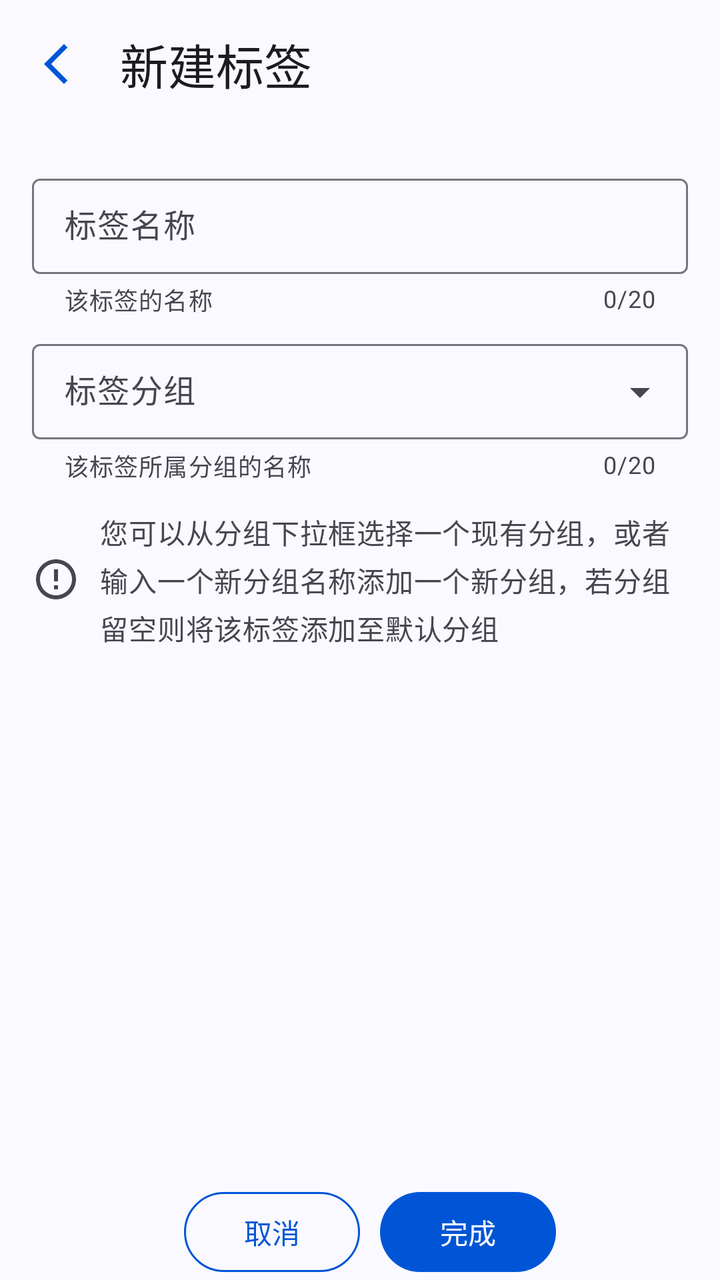
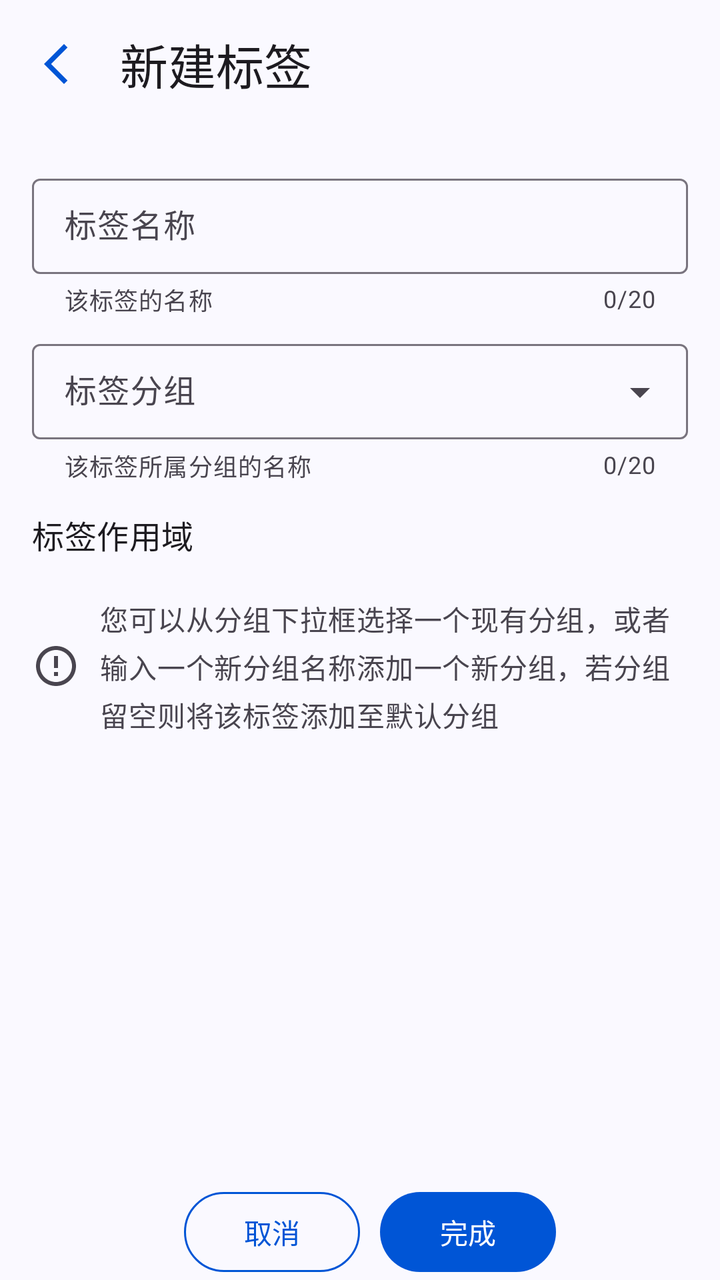

An Android layout rendered at two revisions. The XML below is the earlier revision; the diff shows what the commit changed to produce the second picture.
<!-- AndroidManifest.xml: application theme Theme.ManagerAssistant.Static -->
<!-- res/layout/activity_tag_add_modify.xml -->
<?xml version="1.0" encoding="utf-8"?>
<androidx.constraintlayout.widget.ConstraintLayout xmlns:android="http://schemas.android.com/apk/res/android"
    xmlns:app="http://schemas.android.com/apk/res-auto"
    xmlns:tools="http://schemas.android.com/tools"
    style="@style/CommonPageStyle"
    android:layout_width="match_parent"
    android:layout_height="match_parent"
    tools:context=".ui.pages.bookkeeping.tag.TagAddModifyActivity">

    <com.google.android.material.appbar.MaterialToolbar
        android:id="@+id/toolbar"
        android:layout_width="match_parent"
        android:layout_height="?attr/actionBarSize"
        app:layout_constraintEnd_toEndOf="parent"
        app:layout_constraintStart_toStartOf="parent"
        app:layout_constraintTop_toTopOf="parent"
        app:navigationIcon="@drawable/baseline_arrow_back_ios_new_24"
        app:title="@string/title_new_tag">

        <com.google.android.material.button.MaterialButton
            android:id="@+id/merge_btn"
            style="@style/TextBtnStyle"
            android:layout_width="wrap_content"
            android:layout_height="wrap_content"
            android:layout_gravity="end"
            android:text="@string/tag_merge"
            android:visibility="gone"
            app:icon="@drawable/baseline_call_merge_24"
            app:iconGravity="textStart" />
    </com.google.android.material.appbar.MaterialToolbar>

    <ScrollView
        android:layout_width="match_parent"
        android:layout_height="0dp"
        app:layout_constraintBottom_toTopOf="@+id/btn_card_view"
        app:layout_constraintTop_toBottomOf="@+id/toolbar">

        <LinearLayout
            android:layout_width="match_parent"
            android:layout_height="wrap_content"
            android:orientation="vertical"
            android:padding="16dp">

            <com.google.android.material.textfield.TextInputLayout
                android:id="@+id/tag_name_layout"
                style="@style/CommonTextInputLayoutStyle"
                android:layout_width="match_parent"
                android:layout_height="wrap_content"
                app:counterMaxLength="20"
                app:endIconDrawable="@drawable/baseline_clear_24"
                app:endIconMode="clear_text"
                app:helperText="@string/tag_name_help">

                <com.google.android.material.textfield.TextInputEditText
                    android:id="@+id/tag_name_input"
                    style="@style/UserInputEditTextStyle"
                    android:layout_width="match_parent"
                    android:layout_height="match_parent"
                    android:hint="@string/tag_name" />
            </com.google.android.material.textfield.TextInputLayout>

            <com.google.android.material.textfield.TextInputLayout
                android:id="@+id/tag_group_layout"
                style="@style/DropdownMenuTextInputLayoutStyle"
                android:layout_width="match_parent"
                android:layout_height="wrap_content"

                app:counterEnabled="true"
                app:counterMaxLength="20"
                app:helperText="@string/tag_group_name_help">

                <com.google.android.material.textfield.MaterialAutoCompleteTextView
                    android:id="@+id/tag_group_input"
                    style="@style/EditableAutoCompleteTextViewStyle"
                    android:layout_width="match_parent"
                    android:layout_height="wrap_content"
                    android:hint="@string/tag_group"
                    android:maxLength="20" />
            </com.google.android.material.textfield.TextInputLayout>

            <com.google.android.material.textview.MaterialTextView
                style="@style/TipTextViewStyle"
                android:layout_width="match_parent"
                android:layout_height="wrap_content"
                android:text="@string/tag_new_modify_tip" />
        </LinearLayout>
    </ScrollView>

    <com.google.android.material.card.MaterialCardView
        android:id="@+id/btn_card_view"
        style="@style/BottomRightAngleCardStyle"
        android:layout_width="match_parent"
        android:layout_height="wrap_content"
        app:layout_constraintBottom_toBottomOf="parent">

        <LinearLayout
            android:layout_width="match_parent"
            android:layout_height="match_parent"
            android:gravity="center"
            android:orientation="horizontal">

            <com.google.android.material.button.MaterialButton
                android:id="@+id/delete_btn"
                style="@style/OutlinedBtnStyle"
                android:layout_width="wrap_content"
                android:layout_height="wrap_content"
                android:text="@string/delete"
                android:visibility="gone" />

            <com.google.android.material.button.MaterialButton
                android:id="@+id/cancel_btn"
                style="@style/OutlinedBtnStyle"
                android:layout_width="wrap_content"
                android:layout_height="wrap_content"
                android:text="@string/cancel" />

            <com.google.android.material.button.MaterialButton
                android:id="@+id/finish_btn"
                style="@style/CommonBtnStyle"
                android:layout_width="wrap_content"
                android:layout_height="wrap_content"
                android:text="@string/finish" />
        </LinearLayout>
    </com.google.android.material.card.MaterialCardView>
</androidx.constraintlayout.widget.ConstraintLayout>
<!-- resources referenced by this layout -->
<resources>
  <string name="cancel">取消</string>
  <string name="delete">删除</string>
  <string name="finish">完成</string>
  <string name="tag_group">标签分组</string>
  <string name="tag_group_name_help">该标签所属分组的名称</string>
  <string name="tag_merge">合并标签</string>
  <string name="tag_name">标签名称</string>
  <string name="tag_name_help">该标签的名称</string>
  <string name="tag_new_modify_tip">您可以从分组下拉框选择一个现有分组，或者输入一个新分组名称添加一个新分组，若分组留空则将该标签添加至默认分组</string>
  <string name="title_new_tag">新建标签</string>
  <style name="BottomRightAngleCardStyle">
          <item name="cardCornerRadius">0dp</item>
          <item name="strokeColor">@android:color/transparent</item>
          <item name="cardBackgroundColor">@android:color/transparent</item>
      </style>
  <style name="CommonPageStyle">
          <item name="android:fitsSystemWindows">true</item>
          <item name="android:background">?attr/colorSurface</item>
      </style>
  <style name="CommonTextInputLayoutStyle" parent="Widget.Material3.TextInputLayout.OutlinedBox.Dense">
          <item name="errorEnabled">true</item>
          <item name="counterEnabled">true</item>
          <item name="helperTextEnabled">true</item>
          <item name="android:layout_marginTop">4dp</item>
          <item name="android:layout_marginBottom">4dp</item>
      </style>
  <style name="DropdownMenuTextInputLayoutStyle" parent="Widget.Material3.TextInputLayout.OutlinedBox.Dense.ExposedDropdownMenu">
          <item name="errorEnabled">true</item>
          <item name="helperTextEnabled">true</item>
          <item name="android:layout_marginTop">4dp</item>
          <item name="android:layout_marginBottom">4dp</item>
      </style>
  <style name="EditableAutoCompleteTextViewStyle" parent="UneditableAutoCompleteTextViewStyle">
          <item name="android:inputType">text</item>
      </style>
  <style name="TextBtnStyle" parent="Widget.Material3.Button.TextButton">
          <item name="android:textColor">?attr/colorPrimary</item>
          <item name="iconPadding">2dp</item>
      </style>
  <style name="UserInputEditTextStyle" parent="Widget.Material3.TextInputEditText.OutlinedBox.Dense">
          <item name="android:inputType">text</item>
          <item name="android:textColorHighlight">?attr/colorSurfaceVariant</item>
          <item name="android:maxLength">20</item>
      </style>
  <style name="UneditableAutoCompleteTextViewStyle" parent="Widget.Material3.AutoCompleteTextView.OutlinedBox.Dense">
          <item name="android:inputType">none</item>
          <item name="android:textColorHighlight">?attr/colorControlHighlight</item>
      </style>
  <color name="color_primary">#0055d6</color>
  <color name="color_on_primary">#ffffff</color>
  <color name="color_primary_container">#d8e1fe</color>
  <color name="color_secondary_container">#e0e1ff</color>
  <color name="color_surface">#faf9ff</color>
  <color name="color_surface_container">#ebedfa</color>
  <color name="color_surface_container_low">#edeffc</color>
  <style name="ToolBarStyle" parent="Widget.Material3.Toolbar">
          <item name="android:backgroundTint">?attr/colorSurface</item>
          <item name="navigationIconTint">?attr/colorPrimary</item>
          <item name="contentInsetStart">10dp</item>
          <item name="titleTextAppearance">?attr/textAppearanceHeadlineSmall</item>
      </style>
  <!-- unchanged entries left out for length: 8 -->
</resources>

<!-- the commit's change to res/layout/activity_tag_add_modify.xml (unified diff, before → after) -->
@@ -79,6 +79,19 @@
             </com.google.android.material.textfield.TextInputLayout>
 
             <com.google.android.material.textview.MaterialTextView
+                style="@style/MediumTitleTextViewStyle"
+                android:layout_width="wrap_content"
+                android:layout_height="wrap_content"
+                android:paddingStart="0dp"
+                android:paddingEnd="0dp"
+                android:text="@string/tag_scope" />
+
+            <com.google.android.material.chip.ChipGroup
+                android:id="@+id/scope_select_chip_group"
+                android:layout_width="match_parent"
+                android:layout_height="wrap_content" />
+
+            <com.google.android.material.textview.MaterialTextView
                 style="@style/TipTextViewStyle"
                 android:layout_width="match_parent"
                 android:layout_height="wrap_content"
<!-- resource entries referenced after the edit -->
@@ -9,6 +9,7 @@
   <string name="tag_name">标签名称</string>
   <string name="tag_name_help">该标签的名称</string>
   <string name="tag_new_modify_tip">您可以从分组下拉框选择一个现有分组，或者输入一个新分组名称添加一个新分组，若分组留空则将该标签添加至默认分组</string>
+  <string name="tag_scope">标签作用域</string>
   <string name="title_new_tag">新建标签</string>
   <style name="BottomRightAngleCardStyle">
           <item name="cardCornerRadius">0dp</item>
@@ -35,6 +36,9 @@
   <style name="EditableAutoCompleteTextViewStyle" parent="UneditableAutoCompleteTextViewStyle">
           <item name="android:inputType">text</item>
       </style>
+  <style name="MediumTitleTextViewStyle" parent="TextViewStyleBase">
+          <item name="android:textAppearance">?attr/textAppearanceTitleMedium</item>
+      </style>
   <style name="TextBtnStyle" parent="Widget.Material3.Button.TextButton">
           <item name="android:textColor">?attr/colorPrimary</item>
           <item name="iconPadding">2dp</item>
@@ -47,6 +51,12 @@
   <style name="UneditableAutoCompleteTextViewStyle" parent="Widget.Material3.AutoCompleteTextView.OutlinedBox.Dense">
           <item name="android:inputType">none</item>
           <item name="android:textColorHighlight">?attr/colorControlHighlight</item>
+      </style>
+  <style name="TextViewStyleBase">
+          <item name="android:paddingStart">10dp</item>
+          <item name="android:paddingEnd">10dp</item>
+          <item name="android:paddingTop">10dp</item>
+          <item name="android:paddingBottom">10dp</item>
       </style>
   <color name="color_primary">#0055d6</color>
   <color name="color_on_primary">#ffffff</color>
